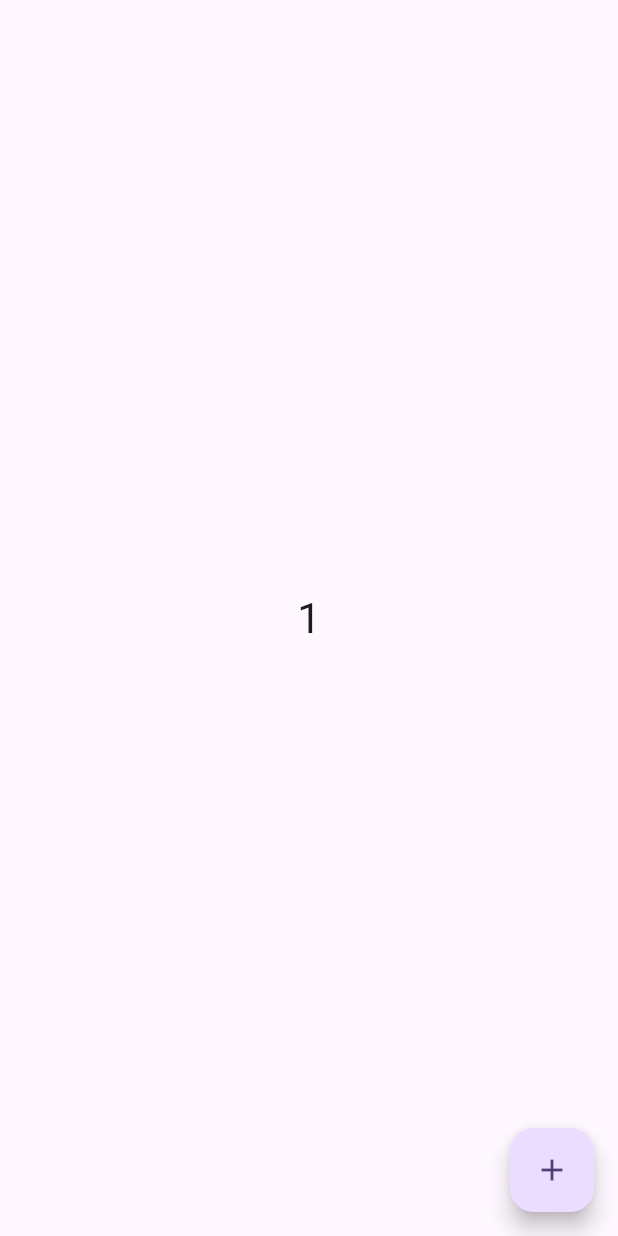
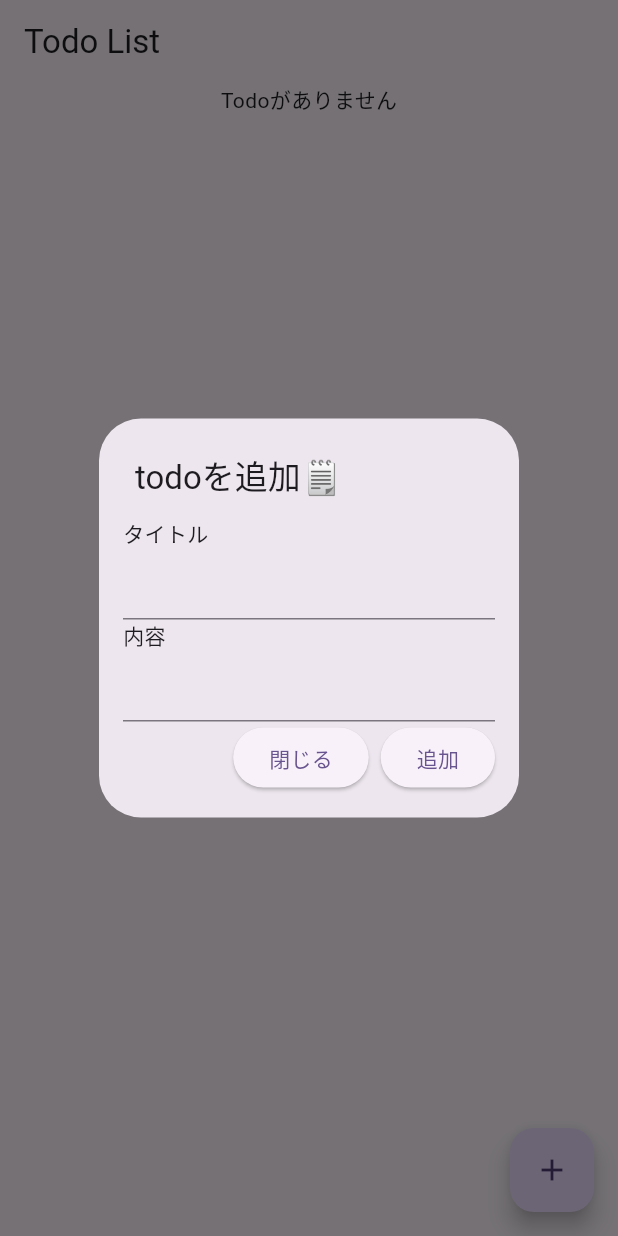
Before and after one commit to taiseidev/flutter-bloc-sample, a Flutter app: the screen it shows after launch, after a tap on the "add" icon, on a phone screen of 412 x 824 dp. Run offline on Flutter 3.47's test engine with Material 2 defaults, Android fonts, the phone set to English and light mode, and no system bars; our stand-ins replace equatable, flutter_bloc.

Commit message:
✨ Add Todo App

```diff
--- a/lib/app.dart
+++ b/lib/app.dart
@@ -1,4 +1,4 @@
-import 'package:bloc_sample/bloc/counter_page.dart';
+import 'package:bloc_sample/ui/todo_list/todo_list_page.dart';
 import 'package:flutter/material.dart';
 
 class MyApp extends StatelessWidget {
@@ -12,7 +12,7 @@ class MyApp extends StatelessWidget {
         colorScheme: ColorScheme.fromSeed(seedColor: Colors.deepPurple),
         useMaterial3: true,
       ),
-      home: const CounterPage(),
+      home: const TodoListPage(),
     );
   }
 }
--- /dev/null
+++ b/lib/blocs/todos/todos_bloc.dart
@@ -0,0 +1,70 @@
+import 'package:bloc_sample/blocs/todos/todos_event.dart';
+import 'package:bloc_sample/blocs/todos/todos_state.dart';
+import 'package:flutter_bloc/flutter_bloc.dart';
+
+class TodosBloc extends Bloc<TodosEvent, TodosState> {
+  TodosBloc() : super(const TodosState(todo: [], status: TodoStatus.initial)) {
+    // 追加
+    on<AddTodoEvent>(
+      (event, emit) async {
+        emit(TodosState(todo: state.todo, status: TodoStatus.inProgress));
+        await Future<void>.delayed(const Duration(seconds: 1));
+        // repositoryから取得したtodoを追加して返却
+        return emit(
+          TodosState(
+            todo: [...state.todo, event.todo],
+            status: TodoStatus.success,
+          ),
+        );
+      },
+    );
+
+    // 編集
+    on<EditTodoEvent>(
+      (event, emit) async {
+        emit(TodosState(todo: state.todo, status: TodoStatus.inProgress));
+        // idに一致するtodoのインデックスを取得
+        final prevIndex = state.todo.indexWhere(
+          (todo) => todo.id == event.prevTodoId,
+        );
+
+        // 現在の状態からidに一致するtodoを削除して新しいtodoを追加
+        final todos = [
+          ...state.todo
+            ..removeAt(prevIndex)
+            ..insert(prevIndex, event.newTodo)
+        ];
+
+        await Future<void>.delayed(const Duration(seconds: 1));
+        // repositoryのメソッドを叩いてtodoを更新
+
+        return emit(
+          TodosState(
+            todo: todos,
+            status: TodoStatus.success,
+          ),
+        );
+      },
+    );
+
+    // 削除
+    on<DeleteTodoEvent>(
+      (event, emit) async {
+        emit(TodosState(todo: state.todo, status: TodoStatus.inProgress));
+        // idに一致するtodoを削除してtoto一覧を返却
+        final todos = [
+          ...state.todo..removeWhere((todo) => todo.id == event.id),
+        ];
+
+        await Future<void>.delayed(const Duration(seconds: 1));
+        // repositoryのメソッドを叩いてtodoを更新
+        return emit(
+          TodosState(
+            todo: todos,
+            status: TodoStatus.success,
+          ),
+        );
+      },
+    );
+  }
+}
--- /dev/null
+++ b/lib/blocs/todos/todos_event.dart
@@ -0,0 +1,34 @@
+import 'package:bloc_sample/models/todo.dart';
+import 'package:equatable/equatable.dart';
+
+abstract class TodosEvent extends Equatable {
+  const TodosEvent();
+
+  @override
+  List<Object> get props => [];
+}
+
+class AddTodoEvent extends TodosEvent {
+  const AddTodoEvent(this.todo);
+  final Todo todo;
+
+  @override
+  List<Object> get props => [todo];
+}
+
+class EditTodoEvent extends TodosEvent {
+  const EditTodoEvent(this.prevTodoId, this.newTodo);
+  final String prevTodoId;
+  final Todo newTodo;
+
+  @override
+  List<Object> get props => [prevTodoId, newTodo];
+}
+
+class DeleteTodoEvent extends TodosEvent {
+  const DeleteTodoEvent(this.id);
+  final String id;
+
+  @override
+  List<Object> get props => [id];
+}
--- /dev/null
+++ b/lib/blocs/todos/todos_state.dart
@@ -0,0 +1,21 @@
+import 'package:bloc_sample/models/todo.dart';
+import 'package:equatable/equatable.dart';
+
+enum TodoStatus {
+  initial,
+  inProgress,
+  success,
+  failure,
+}
+
+class TodosState extends Equatable {
+  const TodosState({
+    required this.todo,
+    required this.status,
+  });
+  final List<Todo> todo;
+  final TodoStatus status;
+
+  @override
+  List<Object> get props => [todo, status];
+}
--- /dev/null
+++ b/lib/extension/string_extension.dart
@@ -0,0 +1,6 @@
+extension StringExtension on String {
+  String toCustomFormat() {
+    final dateTime = DateTime.parse(this);
+    return "${dateTime.year}/${dateTime.month.toString().padLeft(2, '0')}/${dateTime.day.toString().padLeft(2, '0')}/ ${dateTime.hour.toString().padLeft(2, '0')}:${dateTime.minute.toString().padLeft(2, '0')}:${dateTime.second.toString().padLeft(2, '0')}";
+  }
+}
--- /dev/null
+++ b/lib/models/todo.dart
@@ -0,0 +1,62 @@
+class Todo {
+  // 一意のID
+  final String id;
+
+  // タイトル
+  final String title;
+
+  // 内容
+  final String description;
+
+  // 作成日時
+  final DateTime createdAt;
+
+  // 完了フラグ
+  bool isComplete;
+
+  Todo({
+    required this.id,
+    required this.title,
+    required this.description,
+    required this.createdAt,
+    this.isComplete = false,
+  });
+
+  // todoの更新
+  Todo copyWith({
+    String? id,
+    String? title,
+    String? description,
+    bool? isComplete,
+  }) {
+    return Todo(
+      id: id ?? this.id,
+      title: title ?? this.title,
+      description: description ?? this.description,
+      createdAt: createdAt,
+      isComplete: isComplete ?? this.isComplete,
+    );
+  }
+
+  // デシリアライズ
+  factory Todo.fromJson(Map<String, dynamic> json) {
+    return Todo(
+      id: json['id'],
+      title: json['title'],
+      description: json['description'],
+      createdAt: DateTime.parse(json['createdAt']),
+      isComplete: json['isComplete'],
+    );
+  }
+
+  // シリアライズ
+  Map<String, dynamic> toJson() {
+    return {
+      'id': id,
+      'title': title,
+      'description': description,
+      'createdAt': createdAt.toIso8601String(),
+      'isComplete': isComplete,
+    };
+  }
+}
--- a/lib/bloc/counter_page.dart
+++ b/lib/practice/bloc/counter_page.dart
@@ -1,6 +1,6 @@
-import 'package:bloc_sample/bloc/counter_bloc.dart';
-import 'package:bloc_sample/bloc/counter_event.dart';
-import 'package:bloc_sample/bloc/counter_state.dart';
+import 'package:bloc_sample/practice/bloc/counter_bloc.dart';
+import 'package:bloc_sample/practice/bloc/counter_event.dart';
+import 'package:bloc_sample/practice/bloc/counter_state.dart';
 import 'package:flutter/material.dart';
 import 'package:flutter_bloc/flutter_bloc.dart';
 
--- a/lib/home_page.dart
+++ b/lib/practice/home_page.dart
@@ -1,6 +1,6 @@
 import 'dart:async';
 
-import 'package:bloc_sample/business_logic.dart';
+import 'package:bloc_sample/practice/business_logic.dart';
 import 'package:flutter/material.dart';
 
 class HomePage extends StatefulWidget {
--- /dev/null
+++ b/lib/ui/todo_list/todo_list_page.dart
@@ -0,0 +1,222 @@
+import 'package:bloc_sample/blocs/todos/todos_bloc.dart';
+import 'package:bloc_sample/blocs/todos/todos_event.dart';
+import 'package:bloc_sample/blocs/todos/todos_state.dart';
+import 'package:bloc_sample/extension/string_extension.dart';
+import 'package:bloc_sample/models/todo.dart';
+import 'package:bloc_sample/utils/uuid.dart';
+import 'package:flutter/material.dart';
+import 'package:flutter_bloc/flutter_bloc.dart';
+
+class TodoListPage extends StatelessWidget {
+  const TodoListPage({super.key});
+
+  @override
+  Widget build(BuildContext context) {
+    return BlocProvider<TodosBloc>(
+      create: (_) => TodosBloc(),
+      child: const _TodoListBody(),
+    );
+  }
+}
+
+class _TodoListBody extends StatefulWidget {
+  const _TodoListBody();
+
+  @override
+  State<_TodoListBody> createState() => _TodoListBodyState();
+}
+
+class _TodoListBodyState extends State<_TodoListBody> {
+  final _formKey = GlobalKey<FormState>();
+  final titleController = TextEditingController();
+  final descriptionController = TextEditingController();
+
+  @override
+  Widget build(BuildContext context) {
+    final todosBloc = BlocProvider.of<TodosBloc>(context);
+
+    return Scaffold(
+      appBar: AppBar(
+        title: const Text('Todo List'),
+      ),
+      body: Center(
+        child: Column(
+          children: [
+            BlocBuilder<TodosBloc, TodosState>(
+              builder: (context, state) {
+                if (state.status == TodoStatus.inProgress) {
+                  return const CircularProgressIndicator();
+                }
+
+                if (state.todo.isEmpty) {
+                  return const Text('Todoがありません');
+                }
+
+                return Expanded(
+                  child: ListView.builder(
+                    itemCount: state.todo.length,
+                    itemBuilder: (context, index) {
+                      final todo = state.todo[index];
+
+                      return Dismissible(
+                        key: UniqueKey(),
+                        onDismissed: (direction) {
+                          todosBloc.add(DeleteTodoEvent(todo.id));
+                        },
+                        direction: DismissDirection.endToStart,
+                        confirmDismiss: (direction) async {
+                          var result = await await showDialog(
+                            context: context,
+                            builder: (context) {
+                              return SimpleDialog(
+                                title: const Text("削除しますか😢"),
+                                children: <Widget>[
+                                  Padding(
+                                    padding: const EdgeInsets.symmetric(
+                                        horizontal: 16),
+                                    child: Row(
+                                      mainAxisAlignment: MainAxisAlignment.end,
+                                      children: [
+                                        ElevatedButton(
+                                          onPressed: () =>
+                                              Navigator.pop(context, false),
+                                          child: const Text('閉じる'),
+                                        ),
+                                        const SizedBox(width: 8),
+                                        ElevatedButton(
+                                          onPressed: () {
+                                            Navigator.pop(context, true);
+                                          },
+                                          child: const Text('削除'),
+                                        ),
+                                      ],
+                                    ),
+                                  )
+                                ],
+                              );
+                            },
+                          );
+                          return Future.value(result);
+                        },
+                        background: Container(
+                          color: Colors.red,
+                          child: const Align(
+                            alignment: Alignment.centerRight,
+                            child: Icon(
+                              Icons.delete,
+                              color: Colors.white,
+                              size: 48,
+                            ),
+                          ),
+                        ),
+                        dismissThresholds: const {
+                          DismissDirection.startToEnd: 0.5
+                        },
+                        child: Card(
+                          child: ListTile(
+                            title: Text(todo.title),
+                            subtitle: Row(
+                              children: [
+                                Text(todo.description),
+                                const SizedBox(width: 16),
+                                Text(
+                                    todo.createdAt.toString().toCustomFormat()),
+                              ],
+                            ),
+                          ),
+                        ),
+                      );
+                    },
+                  ),
+                );
+              },
+            )
+          ],
+        ),
+      ),
+      floatingActionButton: FloatingActionButton(
+        onPressed: () async {
+          await showDialog(
+            context: context,
+            builder: (context) {
+              return SimpleDialog(
+                title: const Text("todoを追加🗒"),
+                children: <Widget>[
+                  Padding(
+                    padding: const EdgeInsets.symmetric(horizontal: 16),
+                    child: Form(
+                      key: _formKey,
+                      child: Column(
+                        crossAxisAlignment: CrossAxisAlignment.start,
+                        children: [
+                          const Text('タイトル'),
+                          TextFormField(
+                            controller: titleController,
+                            validator: (value) {
+                              if (value == null) {
+                                return 'タイトルを入力してください';
+                              }
+                              return null;
+                            },
+                          ),
+                          const Text('内容'),
+                          TextFormField(
+                            controller: descriptionController,
+                            validator: (value) {
+                              if (value == null) {
+                                return '内容を入力してください';
+                              }
+                              return null;
+                            },
+                          ),
+                        ],
+                      ),
+                    ),
+                  ),
+                  Padding(
+                    padding: const EdgeInsets.symmetric(horizontal: 16),
+                    child: Row(
+                      mainAxisAlignment: MainAxisAlignment.end,
+                      children: [
+                        ElevatedButton(
+                          onPressed: () => Navigator.pop(context),
+                          child: const Text('閉じる'),
+                        ),
+                        const SizedBox(width: 8),
+                        ElevatedButton(
+                          onPressed: () {
+                            if (_formKey.currentState!.validate()) {
+                              final id = getUuid();
+                              final createdAt = DateTime.now();
+
+                              todosBloc.add(AddTodoEvent(
+                                Todo(
+                                  id: id,
+                                  title: titleController.text.trim(),
+                                  description:
+                                      descriptionController.text.trim(),
+                                  createdAt: createdAt,
+                                ),
+                              ));
+
+                              titleController.clear();
+                              descriptionController.clear();
+
+                              Navigator.pop(context);
+                            }
+                          },
+                          child: const Text('追加'),
+                        ),
+                      ],
+                    ),
+                  )
+                ],
+              );
+            },
+          );
+        },
+        child: const Icon(Icons.add),
+      ),
+    );
+  }
+}
--- a/pubspec.yaml
+++ b/pubspec.yaml
@@ -20,6 +20,7 @@ dev_dependencies:
   flutter_bloc: ^8.1.3
   # 同じ状態地を持つインスタンスを同一とみなすパッケージ
   equatable: ^2.0.5
+  uuid: ^3.0.7
 
 flutter:
   uses-material-design: true
```
Also changed, not shown: lib/utils/uuid.dart (added, +7 -0 lines), lib/practice/bloc/counter_bloc.dart (renamed from lib/bloc/counter_bloc.dart), lib/practice/bloc/counter_event.dart (renamed from lib/bloc/counter_event.dart), lib/practice/bloc/counter_state.dart (renamed from lib/bloc/counter_state.dart), lib/practice/business_logic.dart (renamed from lib/business_logic.dart), lib/practice/stream_sample.dart (renamed from lib/stream_sample.dart), 1 other file.
